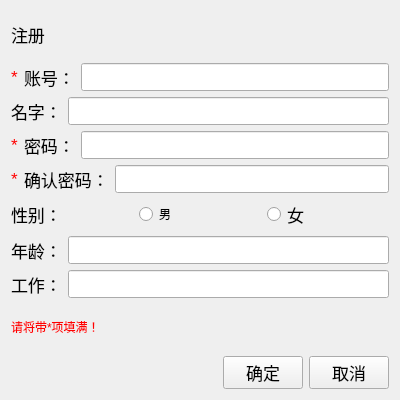
Above: registered.ui from kangwenyun/batch_acquisition_system_qt_before before the change. Below: the same form after it.
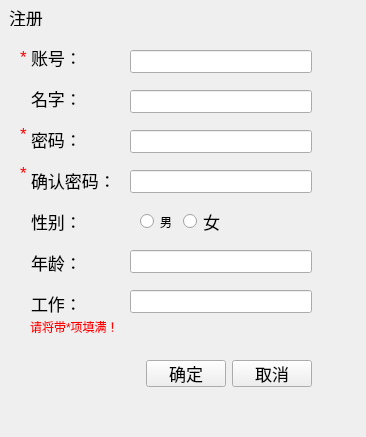
That is the form after the change.

The edit to the form file:
```diff
--- a/registered.ui
+++ b/registered.ui
@@ -6,8 +6,8 @@
    <rect>
     <x>0</x>
     <y>0</y>
-    <width>400</width>
-    <height>400</height>
+    <width>366</width>
+    <height>437</height>
    </rect>
   </property>
   <property name="font">
@@ -18,18 +18,49 @@
   <property name="windowTitle">
    <string>Form</string>
   </property>
-  <layout class="QVBoxLayout" name="verticalLayout">
-   <item>
     <widget class="QLabel" name="register_2">
+   <property name="geometry">
+    <rect>
+     <x>9</x>
+     <y>9</y>
+     <width>34</width>
+     <height>17</height>
+    </rect>
+   </property>
      <property name="text">
       <string>注册</string>
      </property>
     </widget>
-   </item>
-   <item>
-    <layout class="QHBoxLayout" name="horizontalLayout_4">
-     <item>
+  <widget class="QLabel" name="err_label">
+   <property name="geometry">
+    <rect>
+     <x>30</x>
+     <y>319</y>
+     <width>90</width>
+     <height>16</height>
+    </rect>
+   </property>
+   <property name="font">
+    <font>
+     <pointsize>9</pointsize>
+    </font>
+   </property>
+   <property name="styleSheet">
+    <string notr="true">color: rgb(255, 0, 0);</string>
+   </property>
+   <property name="text">
+    <string>请将带*项填满！</string>
+   </property>
+  </widget>
       <widget class="QLabel" name="userid_star">
+   <property name="geometry">
+    <rect>
+     <x>20</x>
+     <y>49</y>
+     <width>16</width>
+     <height>16</height>
+    </rect>
+   </property>
        <property name="styleSheet">
         <string notr="true">color: rgb(255, 0, 0);</string>
        </property>
@@ -37,47 +68,15 @@
         <string>*</string>
        </property>
       </widget>
-     </item>
-     <item>
-      <widget class="QLabel" name="userid_label">
-       <property name="font">
-        <font>
-         <pointsize>13</pointsize>
-        </font>
-       </property>
-       <property name="text">
-        <string>账号：</string>
-       </property>
-      </widget>
-     </item>
-     <item>
-      <widget class="QLineEdit" name="userid"/>
-     </item>
-    </layout>
-   </item>
-   <item>
-    <layout class="QHBoxLayout" name="horizontalLayout_3">
-     <item>
-      <widget class="QLabel" name="username_label">
-       <property name="font">
-        <font>
-         <pointsize>13</pointsize>
-        </font>
-       </property>
-       <property name="text">
-        <string>名字：</string>
-       </property>
-      </widget>
-     </item>
-     <item>
-      <widget class="QLineEdit" name="username"/>
-     </item>
-    </layout>
-   </item>
-   <item>
-    <layout class="QHBoxLayout" name="horizontalLayout_2">
-     <item>
       <widget class="QLabel" name="passwd_star">
+   <property name="geometry">
+    <rect>
+     <x>20</x>
+     <y>126</y>
+     <width>16</width>
+     <height>16</height>
+    </rect>
+   </property>
        <property name="styleSheet">
         <string notr="true">color: rgb(255, 0, 0);</string>
        </property>
@@ -85,28 +84,15 @@
         <string>*</string>
        </property>
       </widget>
-     </item>
-     <item>
-      <widget class="QLabel" name="passwd_label">
-       <property name="font">
-        <font>
-         <pointsize>13</pointsize>
-        </font>
-       </property>
-       <property name="text">
-        <string>密码：</string>
-       </property>
-      </widget>
-     </item>
-     <item>
-      <widget class="QLineEdit" name="passwd"/>
-     </item>
-    </layout>
-   </item>
-   <item>
-    <layout class="QHBoxLayout" name="horizontalLayout">
-     <item>
       <widget class="QLabel" name="passwd_again_star">
+   <property name="geometry">
+    <rect>
+     <x>20</x>
+     <y>165</y>
+     <width>16</width>
+     <height>16</height>
+    </rect>
+   </property>
        <property name="styleSheet">
         <string notr="true">color: rgb(255, 0, 0);</string>
        </property>
@@ -114,113 +100,15 @@
         <string>*</string>
        </property>
       </widget>
-     </item>
-     <item>
-      <widget class="QLabel" name="passwd_again_label">
-       <property name="font">
-        <font>
-         <pointsize>13</pointsize>
-        </font>
-       </property>
-       <property name="text">
-        <string>确认密码：</string>
-       </property>
-      </widget>
-     </item>
-     <item>
-      <widget class="QLineEdit" name="passwd_again"/>
-     </item>
-    </layout>
-   </item>
-   <item>
-    <layout class="QHBoxLayout" name="horizontalLayout_5">
-     <item>
-      <widget class="QLabel" name="sex_label">
-       <property name="font">
-        <font>
-         <pointsize>13</pointsize>
-        </font>
-       </property>
-       <property name="text">
-        <string>性别：</string>
-       </property>
-      </widget>
-     </item>
-     <item>
-      <widget class="QRadioButton" name="sex_man">
-       <property name="font">
-        <font>
-         <pointsize>9</pointsize>
-        </font>
-       </property>
-       <property name="text">
-        <string>男</string>
-       </property>
-      </widget>
-     </item>
-     <item>
-      <widget class="QRadioButton" name="sex_women">
-       <property name="text">
-        <string>女</string>
-       </property>
-      </widget>
-     </item>
-    </layout>
-   </item>
-   <item>
-    <layout class="QHBoxLayout" name="horizontalLayout_6">
-     <item>
-      <widget class="QLabel" name="age_label">
-       <property name="font">
-        <font>
-         <pointsize>13</pointsize>
-        </font>
-       </property>
-       <property name="text">
-        <string>年龄：</string>
-       </property>
-      </widget>
-     </item>
-     <item>
-      <widget class="QLineEdit" name="age"/>
-     </item>
-    </layout>
-   </item>
-   <item>
-    <layout class="QHBoxLayout" name="horizontalLayout_7">
-     <item>
-      <widget class="QLabel" name="job_lable">
-       <property name="font">
-        <font>
-         <pointsize>13</pointsize>
-        </font>
-       </property>
-       <property name="text">
-        <string>工作：</string>
-       </property>
-      </widget>
-     </item>
-     <item>
-      <widget class="QLineEdit" name="job"/>
-     </item>
-    </layout>
-   </item>
-   <item>
-    <widget class="QLabel" name="err_label">
-     <property name="font">
-      <font>
-       <pointsize>9</pointsize>
-      </font>
-     </property>
-     <property name="styleSheet">
-      <string notr="true">color: rgb(255, 0, 0);</string>
-     </property>
-     <property name="text">
-      <string>请将带*项填满！</string>
-     </property>
-    </widget>
-   </item>
-   <item>
+  <widget class="QWidget" name="">
+   <property name="geometry">
+    <rect>
+     <x>31</x>
+     <y>360</y>
+     <width>281</width>
+     <height>27</height>
+    </rect>
+   </property>
     <layout class="QHBoxLayout" name="horizontalLayout_8">
      <item>
       <spacer name="horizontalSpacer">
@@ -250,8 +138,194 @@
       </widget>
      </item>
     </layout>
-   </item>
-  </layout>
+  </widget>
+  <widget class="QWidget" name="">
+   <property name="geometry">
+    <rect>
+     <x>31</x>
+     <y>40</y>
+     <width>87</width>
+     <height>281</height>
+    </rect>
+   </property>
+   <layout class="QVBoxLayout" name="verticalLayout">
+    <item>
+     <widget class="QLabel" name="userid_label">
+      <property name="font">
+       <font>
+        <pointsize>13</pointsize>
+       </font>
+      </property>
+      <property name="text">
+       <string>账号：</string>
+      </property>
+     </widget>
+    </item>
+    <item>
+     <widget class="QLabel" name="username_label">
+      <property name="font">
+       <font>
+        <pointsize>13</pointsize>
+       </font>
+      </property>
+      <property name="text">
+       <string>名字：</string>
+      </property>
+     </widget>
+    </item>
+    <item>
+     <widget class="QLabel" name="passwd_label">
+      <property name="font">
+       <font>
+        <pointsize>13</pointsize>
+       </font>
+      </property>
+      <property name="text">
+       <string>密码：</string>
+      </property>
+     </widget>
+    </item>
+    <item>
+     <widget class="QLabel" name="passwd_again_label">
+      <property name="font">
+       <font>
+        <pointsize>13</pointsize>
+       </font>
+      </property>
+      <property name="text">
+       <string>确认密码：</string>
+      </property>
+     </widget>
+    </item>
+    <item>
+     <widget class="QLabel" name="sex_label">
+      <property name="font">
+       <font>
+        <pointsize>13</pointsize>
+       </font>
+      </property>
+      <property name="text">
+       <string>性别：</string>
+      </property>
+     </widget>
+    </item>
+    <item>
+     <widget class="QLabel" name="age_label">
+      <property name="font">
+       <font>
+        <pointsize>13</pointsize>
+       </font>
+      </property>
+      <property name="text">
+       <string>年龄：</string>
+      </property>
+     </widget>
+    </item>
+    <item>
+     <widget class="QLabel" name="job_lable">
+      <property name="font">
+       <font>
+        <pointsize>13</pointsize>
+       </font>
+      </property>
+      <property name="text">
+       <string>工作：</string>
+      </property>
+     </widget>
+    </item>
+   </layout>
+  </widget>
+  <widget class="QWidget" name="">
+   <property name="geometry">
+    <rect>
+     <x>140</x>
+     <y>210</y>
+     <width>83</width>
+     <height>23</height>
+    </rect>
+   </property>
+   <layout class="QHBoxLayout" name="horizontalLayout">
+    <item>
+     <widget class="QRadioButton" name="sex_man">
+      <property name="font">
+       <font>
+        <pointsize>9</pointsize>
+       </font>
+      </property>
+      <property name="text">
+       <string>男</string>
+      </property>
+     </widget>
+    </item>
+    <item>
+     <widget class="QRadioButton" name="sex_women">
+      <property name="text">
+       <string>女</string>
+      </property>
+     </widget>
+    </item>
+   </layout>
+  </widget>
+  <widget class="QLineEdit" name="job">
+   <property name="geometry">
+    <rect>
+     <x>130</x>
+     <y>290</y>
+     <width>182</width>
+     <height>23</height>
+    </rect>
+   </property>
+  </widget>
+  <widget class="QLineEdit" name="age">
+   <property name="geometry">
+    <rect>
+     <x>130</x>
+     <y>250</y>
+     <width>182</width>
+     <height>23</height>
+    </rect>
+   </property>
+  </widget>
+  <widget class="QLineEdit" name="username">
+   <property name="geometry">
+    <rect>
+     <x>130</x>
+     <y>90</y>
+     <width>182</width>
+     <height>23</height>
+    </rect>
+   </property>
+  </widget>
+  <widget class="QLineEdit" name="passwd_again">
+   <property name="geometry">
+    <rect>
+     <x>130</x>
+     <y>170</y>
+     <width>182</width>
+     <height>23</height>
+    </rect>
+   </property>
+  </widget>
+  <widget class="QLineEdit" name="passwd">
+   <property name="geometry">
+    <rect>
+     <x>130</x>
+     <y>130</y>
+     <width>182</width>
+     <height>23</height>
+    </rect>
+   </property>
+  </widget>
+  <widget class="QLineEdit" name="userid">
+   <property name="geometry">
+    <rect>
+     <x>130</x>
+     <y>50</y>
+     <width>182</width>
+     <height>23</height>
+    </rect>
+   </property>
+  </widget>
  </widget>
  <resources/>
  <connections/>
```
Lines whose indentation alone changed are shown as unchanged.
